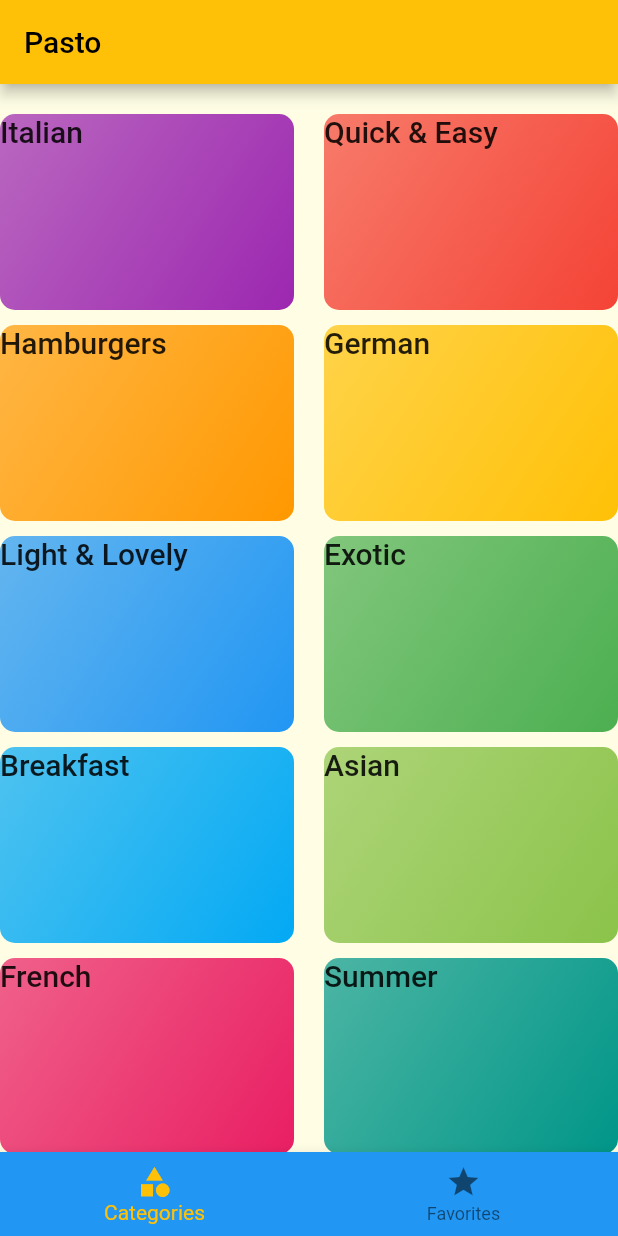
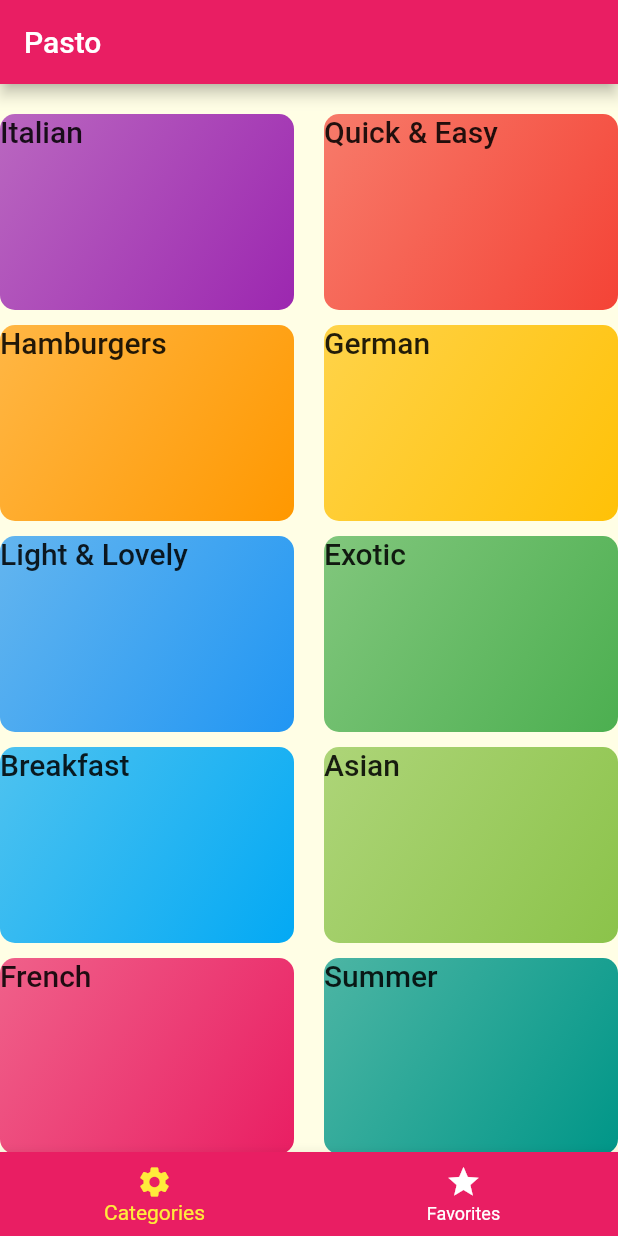
Before and after one commit to hasibulHossain/pasto, a Flutter app: the screen it shows after launch, on a phone screen of 412 x 824 dp. Run offline on Flutter 3.47's test engine with Material 2 defaults, Android fonts, the phone set to English and light mode, and no system bars.

Commit message:
finished tab

```diff
--- a/lib/main.dart
+++ b/lib/main.dart
@@ -18,9 +18,9 @@ class MyApp extends StatelessWidget {
       title: 'My meal',
       theme: ThemeData(
         colorScheme: ColorScheme.fromSwatch(
-          primarySwatch: Colors.amber,
+          primarySwatch: Colors.pink
         ).copyWith(
-          secondary: Colors.pink,
+          secondary: Colors.yellow,
         ),
         canvasColor: const Color.fromRGBO(255, 254, 229, 1),
         textTheme: ThemeData.light().textTheme.copyWith(
--- a/lib/screens/tab/tab.dart
+++ b/lib/screens/tab/tab.dart
@@ -11,7 +11,7 @@ class TabsScreen extends StatefulWidget {
 }
 
 class _TabsScreenState extends State<TabsScreen> {
-  int selectedPageIndex = 0;
+  int _selectedPageIndex = 0;
 
   final List<Widget> _pages = const [
     HomePage(),
@@ -20,7 +20,7 @@ class _TabsScreenState extends State<TabsScreen> {
 
   void _selectPage(int index) {
     setState(() {
-      selectedPageIndex = index;
+      _selectedPageIndex = index;
     });
   }
 
@@ -28,17 +28,20 @@ class _TabsScreenState extends State<TabsScreen> {
   Widget build(BuildContext context) {
     return DefaultTabController(
       length: 2,
-      initialIndex: 1,
       child: Scaffold(
         appBar: AppBar(
           title: const Text('Pasto'),
         ),
-        body: _pages[selectedPageIndex],
+        body: _pages[_selectedPageIndex],
         bottomNavigationBar: BottomNavigationBar(
           onTap: _selectPage,
-          backgroundColor: Theme.of(context).primaryColor,
+          backgroundColor: Theme.of(context).colorScheme.primary,
+          unselectedItemColor: Colors.white,
+          selectedItemColor: Theme.of(context).colorScheme.secondary,
+          currentIndex: _selectedPageIndex,
           items: const [
             BottomNavigationBarItem(
+              activeIcon: Icon(Icons.settings),
               icon: Icon(
                 Icons.category,
               ),
```
